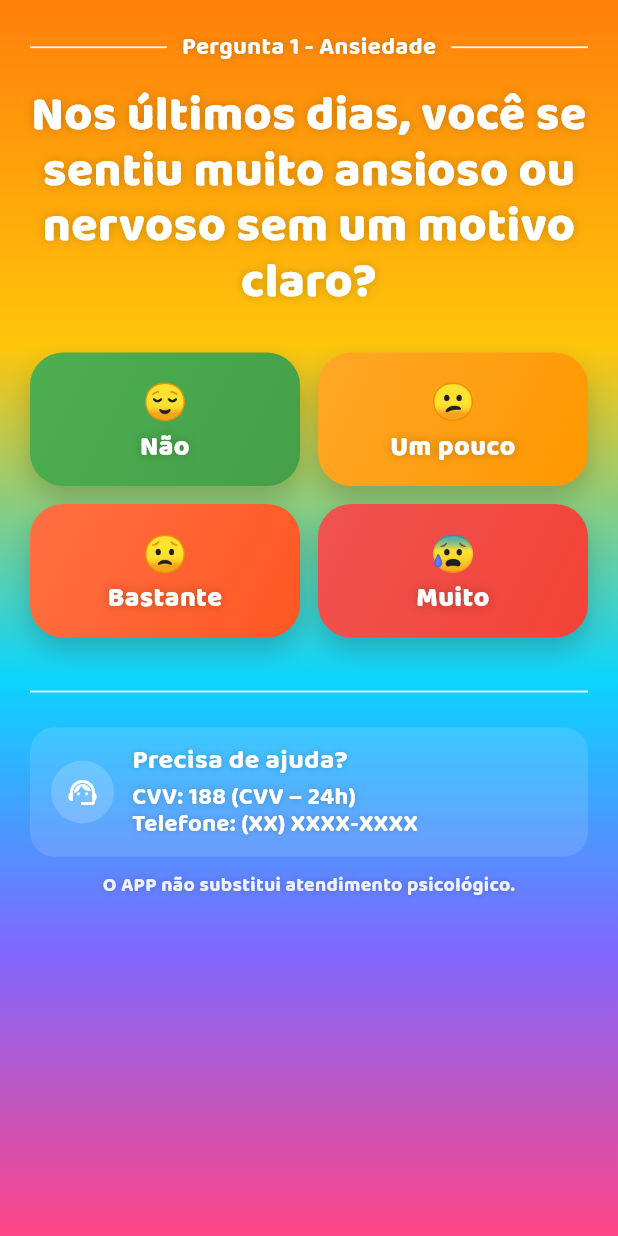
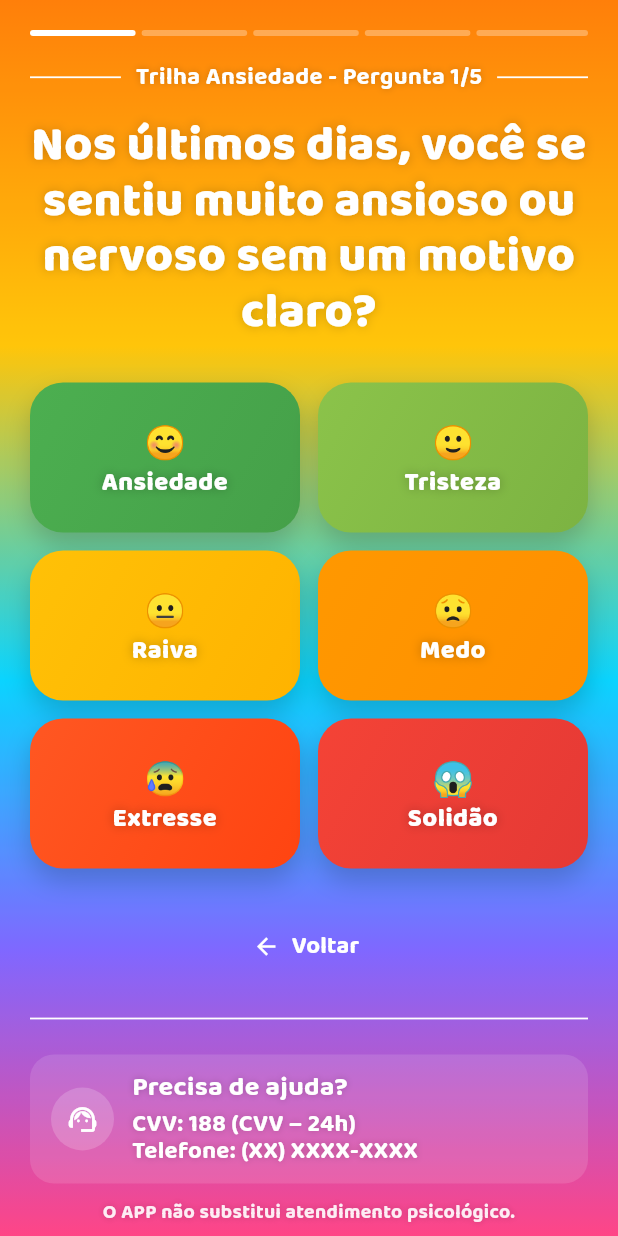
Before and after one commit to VitorRCamacho/PsicoHelpMobile, a Flutter app: the Pergunta1AnsiedadeScreen screen opened by its route, on a phone screen of 412 x 824 dp. Run offline on Flutter 3.47's test engine with Material 3 defaults, Android fonts, the light colour scheme and no system bars; our stand-ins replace google_fonts.

Commit message:
Update Pergunta1_Ansiedade.dart
Corrigindo as paginações

```diff
--- a/lib/screens/Trilha/Ansiedade/Pergunta1_Ansiedade.dart
+++ b/lib/screens/Trilha/Ansiedade/Pergunta1_Ansiedade.dart
@@ -39,7 +39,11 @@ class Pergunta1AnsiedadeScreen extends StatelessWidget {
                   child: ListView(
                     padding: const EdgeInsets.only(top: _gapLg, bottom: _gapLg),
                     children: [
-                      const _SectionLabel(text: 'Pergunta 1 - Ansiedade'),
+                      // Indicador de progresso
+                      _ProgressIndicator(current: 1, total: 5),
+                      const SizedBox(height: _gapMd),
+
+                      const _SectionLabel(text: 'Trilha Ansiedade - Pergunta 1/5'),
                       const SizedBox(height: _gapMd),
 
                       Text(
@@ -50,11 +54,49 @@ class Pergunta1AnsiedadeScreen extends StatelessWidget {
 
                       const SizedBox(height: _gapXl),
 
-                      // OPÇÕES DE RESPOSTA PARA SIM/NÃO ou ESCALA
-                      _AnswerOptions(
-                        onAnswer: (answer) {
-                          // Aqui você pode salvar a resposta se quiser
-                          // Por exemplo: saveAnswer('ansiedade_p1', answer);
+                      // GRID DE RESPOSTAS COM INTENSIDADE
+                      _IntensityGrid(
+                        items: const [
+                          _IntensityItem(
+                            'Ansiedade',
+                            '😊',
+                            [Color(0xFF4CAF50), Color(0xFF45A049)],
+                            0,
+                          ),
+                          _IntensityItem(
+                            'Tristeza',
+                            '🙂',
+                            [Color(0xFF8BC34A), Color(0xFF7CB342)],
+                            1,
+                          ),
+                          _IntensityItem(
+                            'Raiva',
+                            '😐',
+                            [Color(0xFFFFC107), Color(0xFFFFB300)],
+                            2,
+                          ),
+                          _IntensityItem(
+                            'Medo',
+                            '😟',
+                            [Color(0xFFFF9800), Color(0xFFFF8F00)],
+                            3,
+                          ),
+                          _IntensityItem(
+                            'Extresse',
+                            '😰',
+                            [Color(0xFFFF5722), Color(0xFFFF4411)],
+                            4,
+                          ),
+                          _IntensityItem(
+                            'Solidão',
+                            '😱',
+                            [Color(0xFFF44336), Color(0xFFE53935)],
+                            5,
+                          ),
+                        ],
+                        onAnswer: (intensity) {
+                          // Aqui você pode salvar a resposta
+                          // Por exemplo: saveAnswer('ansiedade_p1', intensity);
 
                           // Navega para próxima pergunta
                           Navigator.pushNamed(context, Routes.ansiedadeP2);
@@ -62,6 +104,24 @@ class Pergunta1AnsiedadeScreen extends StatelessWidget {
                       ),
 
                       const SizedBox(height: _gapXl),
+
+                      // Botão para voltar
+                      Center(
+                        child: TextButton.icon(
+                          onPressed: () => Navigator.pop(context),
+                          icon: const Icon(Icons.arrow_back, color: Colors.white),
+                          label: Text(
+                            'Voltar',
+                            style: GoogleFonts.baloo2(
+                              color: Colors.white,
+                              fontSize: 16,
+                              fontWeight: FontWeight.w700,
+                            ),
+                          ),
+                        ),
+                      ),
+
+                      const SizedBox(height: _gapMd),
                       const Divider(color: Colors.white, thickness: 1.2),
                       const SizedBox(height: _gapMd),
 
@@ -97,72 +157,87 @@ class Pergunta1AnsiedadeScreen extends StatelessWidget {
   }
 }
 
-// Widget para as opções de resposta
-class _AnswerOptions extends StatelessWidget {
-  final Function(String) onAnswer;
+// Widget de indicador de progresso
+class _ProgressIndicator extends StatelessWidget {
+  final int current;
+  final int total;
 
-  const _AnswerOptions({required this.onAnswer});
+  const _ProgressIndicator({
+    required this.current,
+    required this.total,
+  });
 
   @override
   Widget build(BuildContext context) {
-    return Column(
-      children: [
-        Row(
-          children: [
-            Expanded(
-              child: _AnswerButton(
-                label: 'Não',
-                emoji: '😌',
-                colors: const [Color(0xFF4CAF50), Color(0xFF45A049)],
-                onTap: () => onAnswer('nao'),
-              ),
+    return Row(
+      children: List.generate(total, (index) {
+        final isActive = index < current;
+        return Expanded(
+          child: Container(
+            height: 4,
+            margin: EdgeInsets.only(right: index < total - 1 ? 4 : 0),
+            decoration: BoxDecoration(
+              color: isActive
+                ? Colors.white
+                : Colors.white.withOpacity(0.3),
+              borderRadius: BorderRadius.circular(2),
             ),
-            const SizedBox(width: 12),
-            Expanded(
-              child: _AnswerButton(
-                label: 'Um pouco',
-                emoji: '😕',
-                colors: const [Color(0xFFFFA726), Color(0xFFFF9800)],
-                onTap: () => onAnswer('um_pouco'),
-              ),
-            ),
-          ],
-        ),
-        const SizedBox(height: 12),
-        Row(
-          children: [
-            Expanded(
-              child: _AnswerButton(
-                label: 'Bastante',
-                emoji: '😟',
-                colors: const [Color(0xFFFF7043), Color(0xFFFF5722)],
-                onTap: () => onAnswer('bastante'),
-              ),
-            ),
-            const SizedBox(width: 12),
-            Expanded(
-              child: _AnswerButton(
-                label: 'Muito',
-                emoji: '😰',
-                colors: const [Color(0xFFEF5350), Color(0xFFF44336)],
-                onTap: () => onAnswer('muito'),
-              ),
-            ),
-          ],
-        ),
-      ],
+          ),
+        );
+      }),
     );
   }
 }
 
-// Botão de resposta individual
-class _AnswerButton extends StatelessWidget {
+// Modelo de item de intensidade
+class _IntensityItem {
+  final String label;
+  final String emoji;
+  final List<Color> colors;
+  final int value;
+
+  const _IntensityItem(this.label, this.emoji, this.colors, this.value);
+}
+
+// Grid de intensidade
+class _IntensityGrid extends StatelessWidget {
+  final List<_IntensityItem> items;
+  final Function(int) onAnswer;
+
+  const _IntensityGrid({
+    required this.items,
+    required this.onAnswer,
+  });
+
+  @override
+  Widget build(BuildContext context) {
+    return GridView.count(
+      crossAxisCount: 2,
+      shrinkWrap: true,
+      physics: const NeverScrollableScrollPhysics(),
+      mainAxisSpacing: 12,
+      crossAxisSpacing: 12,
+      childAspectRatio: 1.8,
+      children: items.map((item) {
+        return _IntensityButton(
+          label: item.label,
+          emoji: item.emoji,
+          colors: item.colors,
+          onTap: () => onAnswer(item.value),
+        );
+      }).toList(),
+    );
+  }
+}
+
+// Botão de intensidade
+class _IntensityButton extends StatelessWidget {
   final String label;
   final String emoji;
   final List<Color> colors;
   final VoidCallback onTap;
 
-  const _AnswerButton({
+  const _IntensityButton({
     required this.label,
     required this.emoji,
     required this.colors,
@@ -173,7 +248,7 @@ class _AnswerButton extends StatelessWidget {
   Widget build(BuildContext context) {
     final style = GoogleFonts.baloo2(
       color: Colors.white,
-      fontSize: 18,
+      fontSize: 17,
       fontWeight: FontWeight.w800,
       height: 1.05,
       letterSpacing: .3,
@@ -202,11 +277,12 @@ class _AnswerButton extends StatelessWidget {
           borderRadius: BorderRadius.circular(22),
           onTap: onTap,
           child: Padding(
-            padding: const EdgeInsets.symmetric(horizontal: 10, vertical: 16),
+            padding: const EdgeInsets.symmetric(horizontal: 10, vertical: 14),
             child: Column(
+              mainAxisAlignment: MainAxisAlignment.center,
               children: [
-                Text(emoji, style: const TextStyle(fontSize: 24)),
-                const SizedBox(height: 4),
+                Text(emoji, style: const TextStyle(fontSize: 22)),
+                const SizedBox(height: 2),
                 Text(label, textAlign: TextAlign.center, style: style),
               ],
             ),
@@ -217,7 +293,7 @@ class _AnswerButton extends StatelessWidget {
   }
 }
 
-// Componentes auxiliares mantidos iguais...
+// Componentes auxiliares
 class _SectionLabel extends StatelessWidget {
   final String text;
   const _SectionLabel({required this.text});
```
